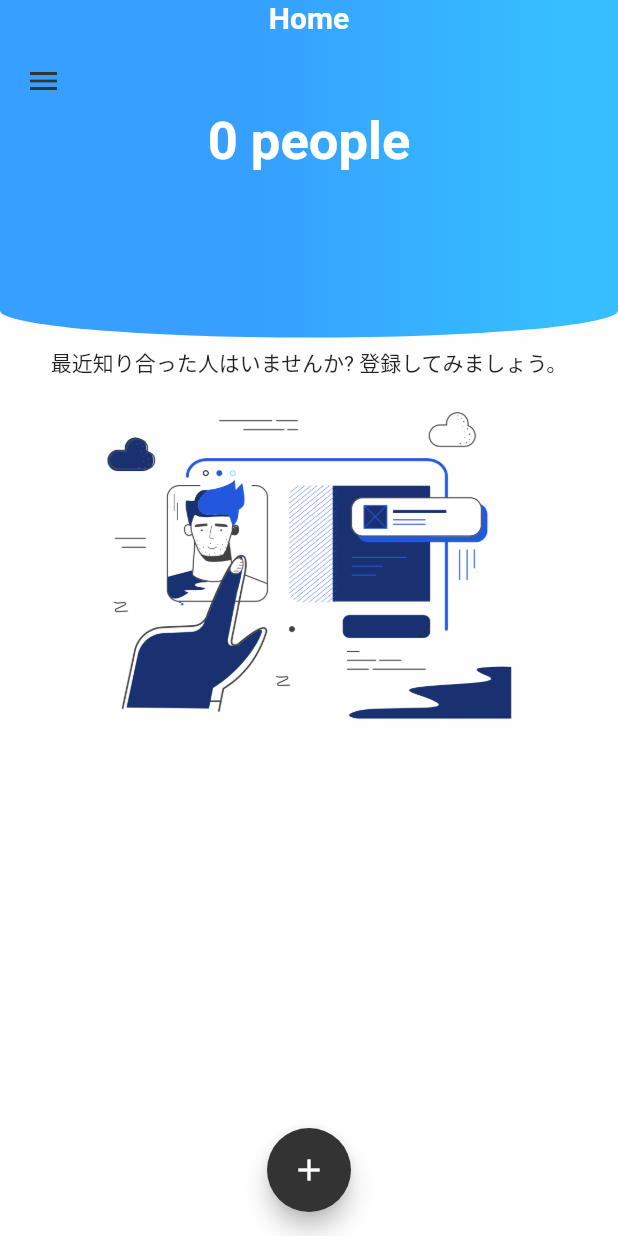
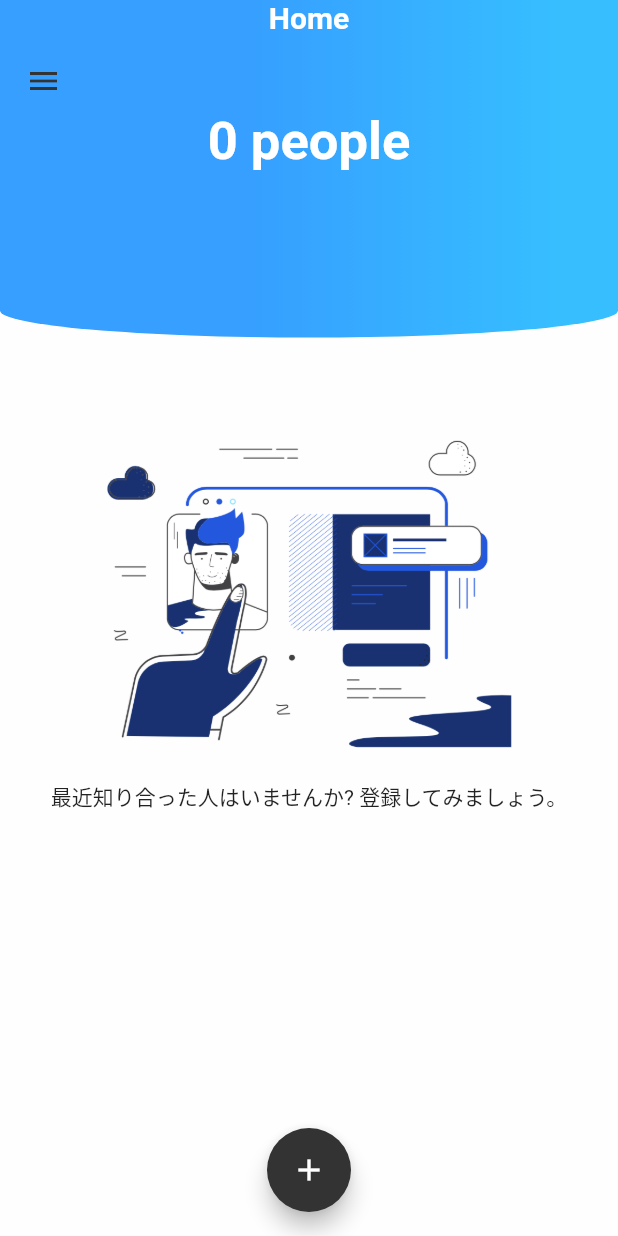
Before and after one commit to UserKazun/relationship_management, a Flutter app: the HomeScreen screen opened directly with empty values, on a phone screen of 412 x 824 dp. Run offline on Flutter 3.47's test engine with Material 2 defaults, Android fonts, the phone set to English and light mode, and no system bars; our stand-ins replace cloud_firestore, firebase_auth, flutter_signin_button, flutter_spinkit, flutter_staggered_animations, google_fonts and 2 more; missing offline and left inert: apple_sign_in; accounts and stored records are empty.

```diff
--- a/lib/src/ui/widgets/items_grid.dart
+++ b/lib/src/ui/widgets/items_grid.dart
@@ -55,12 +55,12 @@ class ItemsGrid extends StatelessWidget {
           child: Column(
             children: <Widget>[
               SizedBox(
-                height: 90,
+                height: 130,
               ),
-              Text('最近知り合った人はいませんか? 登録してみましょう。'),
               Image(
                 image: AssetImage('assets/images/Browsing.png')
               ),
+              Text('最近知り合った人はいませんか? 登録してみましょう。'),
             ],
           ),
         );
```
Also changed, not shown: lib/src/ui/widgets/item_modal.dart (+21 -9 lines), assets/images/Avatar1.png (deleted), assets/images/Avatar2.png (deleted).
